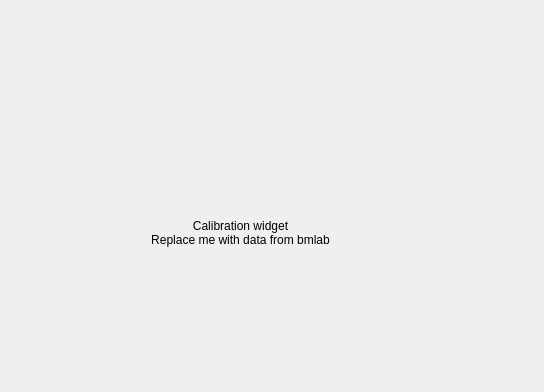
Before: the Qt Designer form bmicro/gui/calibration/calibration_view.ui in BrillouinMicroscopy/BMicro, drawn with Qt 5; both pictures show x 96 to 640 and y 0 to 392 of the 640 by 480 pixel window.
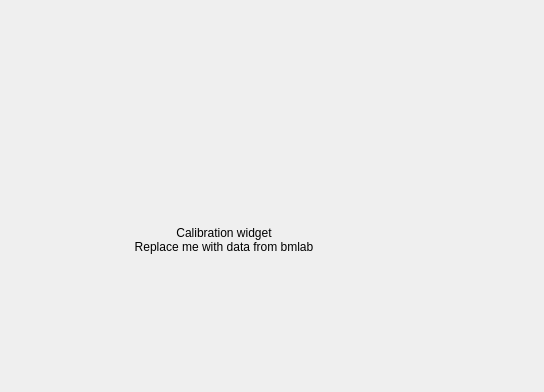
After: the same form once the commit is applied.

Commit message: Make views resize

Diff of the .ui file:
```diff
--- a/bmicro/gui/calibration/calibration_view.ui
+++ b/bmicro/gui/calibration/calibration_view.ui
@@ -13,15 +13,21 @@
   <property name="windowTitle">
    <string>Form</string>
   </property>
+  <layout class="QVBoxLayout" name="verticalLayout">
+   <property name="leftMargin">
+    <number>0</number>
+   </property>
+   <property name="topMargin">
+    <number>0</number>
+   </property>
+   <property name="rightMargin">
+    <number>0</number>
+   </property>
+   <property name="bottomMargin">
+    <number>0</number>
+   </property>
+   <item>
   <widget class="QLabel" name="calibration_test_label">
-   <property name="geometry">
-    <rect>
-     <x>232</x>
-     <y>200</y>
-     <width>209</width>
-     <height>65</height>
-    </rect>
-   </property>
    <property name="text">
     <string>Calibration widget
 Replace me with data from bmlab</string>
@@ -30,6 +36,8 @@
     <set>Qt::AlignCenter</set>
    </property>
   </widget>
+   </item>
+  </layout>
  </widget>
  <resources/>
  <connections/>
```
Lines whose indentation alone changed are shown as unchanged. The commit also changes 4 other files.
